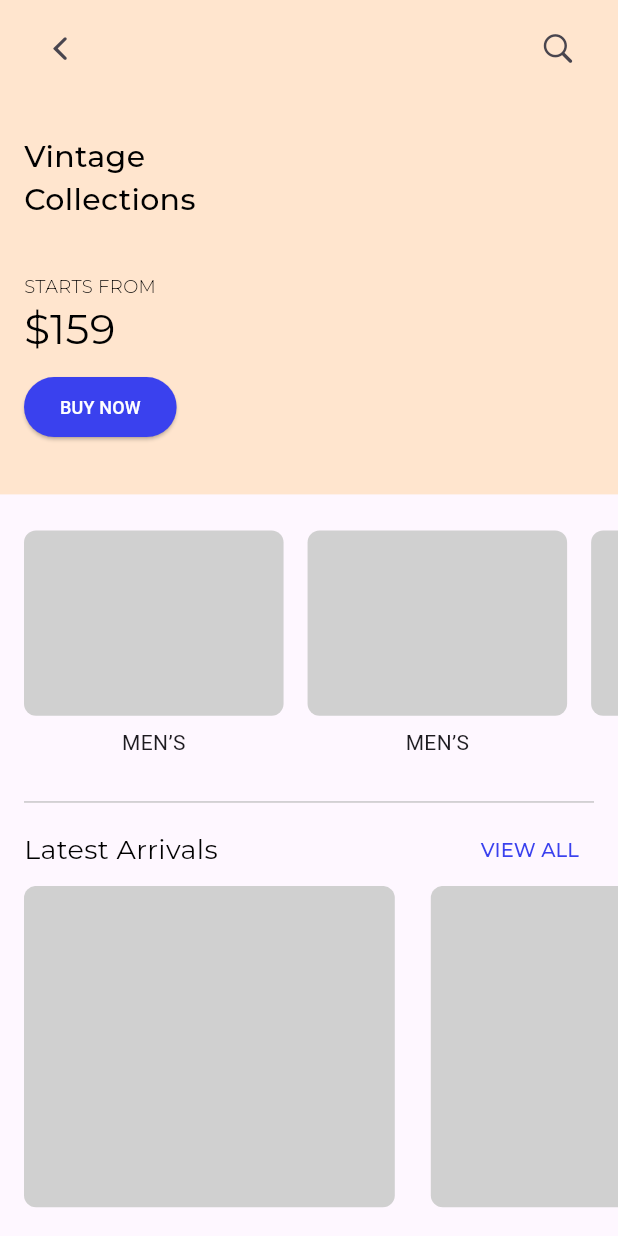
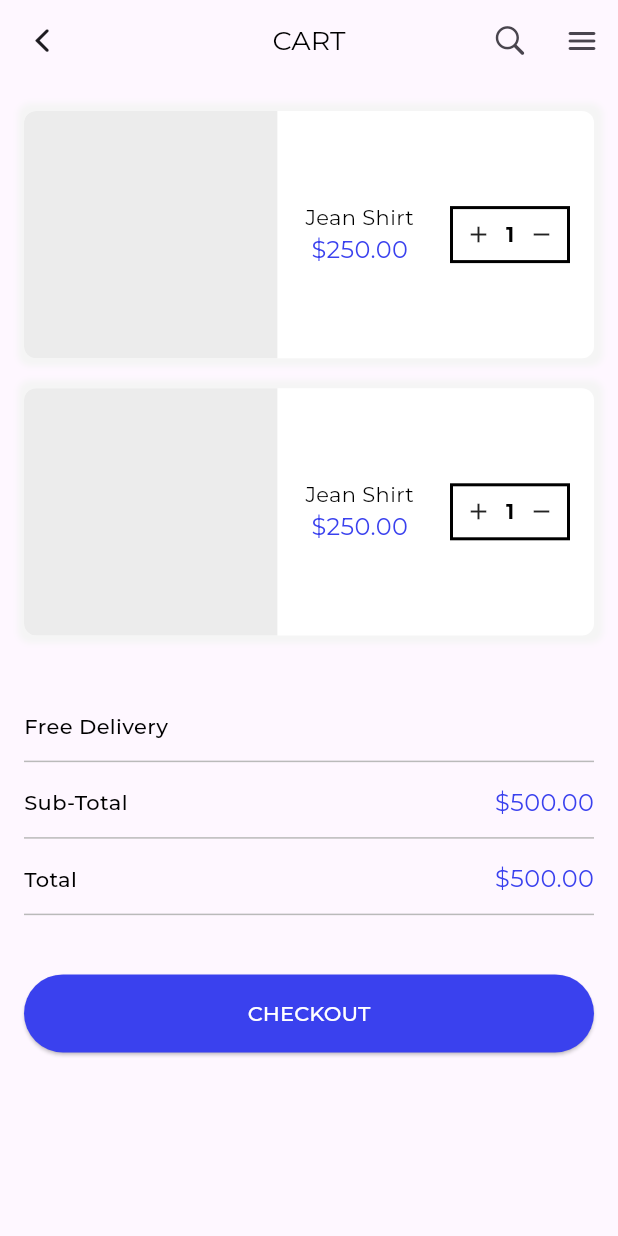
Before and after one commit to Hiwa-Shaloudegi/Tozno-Shop-UI, a Flutter app: the HomePage screen opened by its route, after a tap on "BUY NOW", on a phone screen of 412 x 824 dp. Run offline on Flutter 3.47's test engine with Material 3 defaults, Android fonts, the phone set to English and light mode, and no system bars; our stand-ins replace flutter_bloc, google_fonts, smooth_page_indicator.

Commit message:
Add cart page

```diff
--- a/lib/config/routes/app_pages.dart
+++ b/lib/config/routes/app_pages.dart
@@ -8,4 +8,5 @@ abstract class AppPages {
   static const home = 'home/';
   static const categories = 'categories/';
   static const productList = 'product-list/';
+  static const cart = 'cart/';
 }
--- a/lib/config/routes/app_routes.dart
+++ b/lib/config/routes/app_routes.dart
@@ -1,6 +1,7 @@
 import 'package:flutter/material.dart';
 import 'package:flutter_bloc/flutter_bloc.dart';
 import 'package:tozno/features/auth/auth_page.dart';
+import 'package:tozno/features/cart/cart_page.dart';
 import 'package:tozno/features/categories/categories_page.dart';
 import 'package:tozno/features/home/cubits/bottomnav_cubit.dart';
 import 'package:tozno/features/home/home_page.dart';
@@ -27,5 +28,6 @@ abstract class AppRoutes {
           create: (context) => ViewModeCubit(),
           child: const ProductListPage(),
         ),
+    AppPages.cart: (context) => const CartPage(),
   };
 }
--- /dev/null
+++ b/lib/features/cart/cart_page.dart
@@ -0,0 +1,206 @@
+import 'package:flutter/material.dart';
+import 'package:google_fonts/google_fonts.dart';
+import 'package:tozno/common/widgets/custom_app_bar.dart';
+import 'package:tozno/features/cart/widgets/cart_info_item.dart';
+
+class CartPage extends StatelessWidget {
+  const CartPage({super.key});
+
+  @override
+  Widget build(BuildContext context) {
+    var size = MediaQuery.sizeOf(context);
+
+    return Scaffold(
+      appBar: const CustomAppBar(title: 'CART'),
+      body: CustomScrollView(
+        slivers: [
+          const SliverToBoxAdapter(child: SizedBox(height: 20)),
+          SliverList.separated(
+            itemCount: 2,
+            itemBuilder: (context, index) {
+              return Container(
+                width: double.infinity,
+                height: size.height * 0.2,
+                margin: const EdgeInsets.symmetric(horizontal: 16),
+                decoration: BoxDecoration(
+                  color: Colors.white,
+                  boxShadow: [
+                    BoxShadow(
+                      offset: const Offset(0, 1),
+                      blurRadius: 3,
+                      spreadRadius: 1,
+                      color: Colors.grey.shade100,
+                    ),
+                    BoxShadow(
+                      offset: const Offset(1, 0),
+                      blurRadius: 3,
+                      spreadRadius: 5,
+                      color: Colors.grey.shade100,
+                    ),
+                  ],
+                  borderRadius: BorderRadius.circular(8),
+                ),
+                child: Row(
+                  children: [
+                    Expanded(
+                      flex: 50,
+                      child: Column(
+                        mainAxisSize: MainAxisSize.min,
+                        crossAxisAlignment: CrossAxisAlignment.start,
+                        children: [
+                          Expanded(
+                            child: Container(
+                              width: size.width * 0.41,
+                              // height: size.height * 0.18,
+                              decoration: const BoxDecoration(
+                                color: Color(0xffECECEC),
+                                borderRadius: BorderRadius.only(
+                                  topLeft: Radius.circular(8),
+                                  bottomLeft: Radius.circular(8),
+                                ),
+                              ),
+                            ),
+                          ),
+                        ],
+                      ),
+                    ),
+                    const SizedBox(width: 16),
+                    Column(
+                      mainAxisAlignment: MainAxisAlignment.center,
+                      children: [
+                        Text(
+                          'Jean Shirt',
+                          style: GoogleFonts.montserrat(
+                            textStyle: const TextStyle(
+                              color: Colors.black,
+                              fontSize: 14,
+                            ),
+                          ),
+                        ),
+                        Text(
+                          '\$250.00',
+                          style: GoogleFonts.montserrat(
+                            textStyle: const TextStyle(
+                              color: Color(0xff3A41EE),
+                              fontSize: 16,
+                            ),
+                          ),
+                        ),
+                      ],
+                    ),
+                    Container(
+                      height: 38,
+                      width: 80,
+                      padding: const EdgeInsets.symmetric(horizontal: 8),
+                      margin: const EdgeInsets.only(right: 16, left: 24),
+                      decoration: BoxDecoration(
+                        color: Colors.white,
+                        border: Border.all(
+                          color: Colors.black,
+                          width: 2,
+                        ),
+                      ),
+                      child: Row(
+                        mainAxisAlignment: MainAxisAlignment.spaceBetween,
+                        children: [
+                          const Icon(
+                            Icons.add,
+                            size: 18,
+                          ),
+                          // IconButton(
+                          //   visualDensity: VisualDensity.compact,
+                          //   onPressed: () {},
+                          //   icon: Icon(
+                          //     Icons.add,
+                          //     size: 17,
+                          //   ),
+                          // ),
+                          Padding(
+                            padding: const EdgeInsets.symmetric(horizontal: 8),
+                            child: Text(
+                              '1',
+                              style: GoogleFonts.montserrat(
+                                textStyle: const TextStyle(
+                                  color: Colors.black,
+                                  fontWeight: FontWeight.bold,
+                                  fontSize: 14,
+                                ),
+                              ),
+                            ),
+                          ),
+                          const Icon(
+                            Icons.remove,
+                            size: 18,
+                          ),
+                          // IconButton(
+                          //   visualDensity: VisualDensity.compact,
+                          //   onPressed: () {},
+                          //   icon: Icon(
+                          //     Icons.remove,
+                          //     size: 17,
+                          //   ),
+                          // ),
+                        ],
+                      ),
+                    ),
+                  ],
+                ),
+              );
+            },
+            separatorBuilder: (context, index) => const SizedBox(height: 20),
+          ),
+          const SliverToBoxAdapter(child: SizedBox(height: 50)),
+          const SliverToBoxAdapter(
+            child: Padding(
+              padding: EdgeInsets.symmetric(horizontal: 16),
+              child: Column(
+                crossAxisAlignment: CrossAxisAlignment.start,
+                children: [
+                  CartInfoItem(
+                    title: 'Free Delivery',
+                  ),
+                  CartInfoItem(
+                    title: 'Sub-Total',
+                    tailText: '\$500.00',
+                  ),
+                  CartInfoItem(
+                    title: 'Total',
+                    tailText: '\$500.00',
+                  ),
+                ],
+              ),
+            ),
+          ),
+          SliverPadding(
+            padding: const EdgeInsets.symmetric(vertical: 24),
+            sliver: SliverToBoxAdapter(
+              child: Padding(
+                padding: const EdgeInsets.symmetric(horizontal: 16),
+                child: ElevatedButton(
+                  style: ButtonStyle(
+                    backgroundColor:
+                        MaterialStateProperty.all(const Color(0xff3A41EE)),
+                    foregroundColor: MaterialStateProperty.all(Colors.white),
+                    padding: MaterialStateProperty.all(
+                      const EdgeInsets.symmetric(vertical: 16),
+                    ),
+                  ),
+                  onPressed: () {},
+                  child: Text(
+                    'CHECKOUT',
+                    style: GoogleFonts.montserrat(
+                      textStyle: const TextStyle(
+                        fontSize: 14,
+                        fontWeight: FontWeight.w500,
+                      ),
+                    ),
+                  ),
+                ),
+              ),
+            ),
+          ),
+        ],
+      ),
+    );
+  }
+}
--- /dev/null
+++ b/lib/features/cart/widgets/cart_info_item.dart
@@ -0,0 +1,53 @@
+import 'package:flutter/material.dart';
+import 'package:google_fonts/google_fonts.dart';
+
+class CartInfoItem extends StatelessWidget {
+  const CartInfoItem({
+    super.key,
+    required this.title,
+    this.tailText = '',
+  });
+
+  final String title;
+  final String tailText;
+
+  @override
+  Widget build(BuildContext context) {
+    return Padding(
+      padding: const EdgeInsets.only(bottom: 8),
+      child: Column(
+        children: [
+          Row(
+            mainAxisAlignment: MainAxisAlignment.spaceBetween,
+            children: [
+              Text(
+                title,
+                style: GoogleFonts.montserrat(
+                  textStyle: const TextStyle(
+                    color: Colors.black,
+                    fontSize: 14,
+                    fontWeight: FontWeight.w500,
+                  ),
+                ),
+              ),
+              Text(
+                tailText,
+                style: GoogleFonts.montserrat(
+                  textStyle: const TextStyle(
+                    color: Color(0xff3A41EE),
+                    fontSize: 16,
+                  ),
+                ),
+              ),
+            ],
+          ),
+          SizedBox(height: 4),
+          Divider(
+            color: Color(0xffBABABA),
+            thickness: 1,
+          ),
+        ],
+      ),
+    );
+  }
+}
--- a/lib/features/home/home_page.dart
+++ b/lib/features/home/home_page.dart
@@ -113,7 +113,9 @@ class _HomePageState extends State<HomePage> {
                               minimumSize: MaterialStateProperty.all(
                                   const Size(100, 40)),
                             ),
-                            onPressed: () {},
+                            onPressed: () {
+                              Navigator.pushNamed(context, AppPages.cart);
+                            },
                             child: const Text(
                               'BUY NOW',
                               style: TextStyle(
@@ -195,7 +197,7 @@ class _HomePageState extends State<HomePage> {
                             padding: const EdgeInsets.symmetric(
                               horizontal: 10,
                               vertical: 4,
-                            ), // and this
+                            ),
                           ),
                           onPressed: () {
                             Navigator.pushNamed(
```
